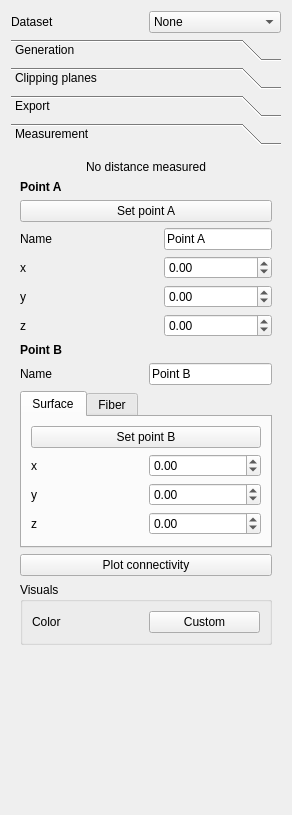
BackupTheBerlios/viste-tool-svn, file branches/smeesters/plugins/testing/smeesters/IsosurfaceVisualization/IsosurfaceVisualization.ui: the form before one commit.
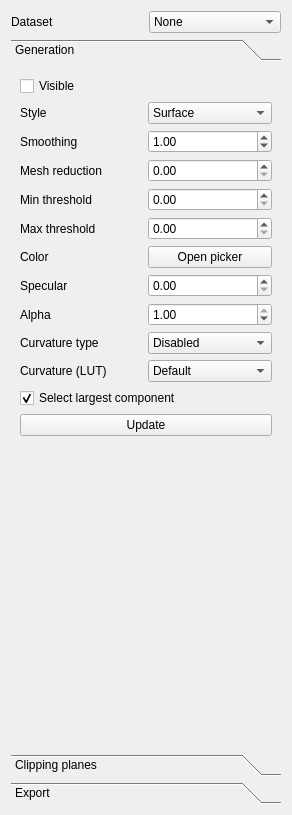
The form after the commit. The open tabs and pages were chosen to show the change.

```diff
--- a/branches/smeesters/plugins/testing/smeesters/IsosurfaceVisualization/IsosurfaceVisualization.ui
+++ b/branches/smeesters/plugins/testing/smeesters/IsosurfaceVisualization/IsosurfaceVisualization.ui
@@ -60,7 +60,7 @@
         <x>0</x>
         <y>0</y>
         <width>274</width>
-        <height>661</height>
+        <height>669</height>
        </rect>
       </property>
       <attribute name="label">
@@ -687,435 +687,6 @@
        </item>
       </layout>
      </widget>
-     <widget class="QWidget" name="page_4">
-      <property name="geometry">
-       <rect>
-        <x>0</x>
-        <y>0</y>
-        <width>274</width>
-        <height>661</height>
-       </rect>
-      </property>
-      <attribute name="label">
-       <string>Measurement</string>
-      </attribute>
-      <layout class="QVBoxLayout" name="verticalLayout_4">
-       <item>
-        <widget class="QLabel" name="measuredDistanceLabel">
-         <property name="text">
-          <string>No distance measured</string>
-         </property>
-         <property name="alignment">
-          <set>Qt::AlignCenter</set>
-         </property>
-        </widget>
-       </item>
-       <item>
-        <widget class="QLabel" name="label_25">
-         <property name="font">
-          <font>
-           <weight>75</weight>
-           <bold>true</bold>
-          </font>
-         </property>
-         <property name="text">
-          <string>Point A</string>
-         </property>
-        </widget>
-       </item>
-       <item>
-        <widget class="QPushButton" name="buttonSetPointA">
-         <property name="text">
-          <string>Set point A</string>
-         </property>
-        </widget>
-       </item>
-       <item>
-        <layout class="QGridLayout" name="gridLayout_8">
-         <item row="0" column="0" colspan="3">
-          <widget class="QLabel" name="label_20">
-           <property name="text">
-            <string>Name</string>
-           </property>
-          </widget>
-         </item>
-         <item row="0" column="3">
-          <widget class="QLineEdit" name="lineEditNamePointA">
-           <property name="sizePolicy">
-            <sizepolicy hsizetype="Minimum" vsizetype="Fixed">
-             <horstretch>0</horstretch>
-             <verstretch>0</verstretch>
-            </sizepolicy>
-           </property>
-           <property name="text">
-            <string>Point A</string>
-           </property>
-          </widget>
-         </item>
-         <item row="1" column="0" colspan="3">
-          <widget class="QLabel" name="label_14">
-           <property name="text">
-            <string>x</string>
-           </property>
-          </widget>
-         </item>
-         <item row="1" column="3">
-          <widget class="QDoubleSpinBox" name="inputXPointA">
-           <property name="sizePolicy">
-            <sizepolicy hsizetype="Minimum" vsizetype="Fixed">
-             <horstretch>0</horstretch>
-             <verstretch>0</verstretch>
-            </sizepolicy>
-           </property>
-           <property name="decimals">
-            <number>2</number>
-           </property>
-           <property name="minimum">
-            <double>-999.000000000000000</double>
-           </property>
-           <property name="maximum">
-            <double>999.000000000000000</double>
-           </property>
-           <property name="singleStep">
-            <double>0.100000000000000</double>
-           </property>
-          </widget>
-         </item>
-         <item row="2" column="0" colspan="3">
-          <widget class="QLabel" name="label_15">
-           <property name="text">
-            <string>y</string>
-           </property>
-          </widget>
-         </item>
-         <item row="2" column="3">
-          <widget class="QDoubleSpinBox" name="inputYPointA">
-           <property name="decimals">
-            <number>2</number>
-           </property>
-           <property name="minimum">
-            <double>-999.000000000000000</double>
-           </property>
-           <property name="maximum">
-            <double>999.000000000000000</double>
-           </property>
-           <property name="singleStep">
-            <double>0.100000000000000</double>
-           </property>
-          </widget>
-         </item>
-         <item row="3" column="0" colspan="3">
-          <widget class="QLabel" name="label_16">
-           <property name="text">
-            <string>z</string>
-           </property>
-          </widget>
-         </item>
-         <item row="3" column="3">
-          <widget class="QDoubleSpinBox" name="inputZPointA">
-           <property name="decimals">
-            <number>2</number>
-           </property>
-           <property name="minimum">
-            <double>-999.000000000000000</double>
-           </property>
-           <property name="maximum">
-            <double>999.000000000000000</double>
-           </property>
-           <property name="singleStep">
-            <double>0.100000000000000</double>
-           </property>
-          </widget>
-         </item>
-        </layout>
-       </item>
-       <item>
-        <widget class="QLabel" name="label_17">
-         <property name="font">
-          <font>
-           <weight>75</weight>
-           <bold>true</bold>
-          </font>
-         </property>
-         <property name="text">
-          <string>Point B</string>
-         </property>
-        </widget>
-       </item>
-       <item>
-        <layout class="QGridLayout" name="gridLayout_14">
-         <item row="0" column="0">
-          <widget class="QLabel" name="label_21">
-           <property name="text">
-            <string>Name</string>
-           </property>
-          </widget>
-         </item>
-         <item row="0" column="1">
-          <widget class="QLineEdit" name="lineEditNamePointB">
-           <property name="sizePolicy">
-            <sizepolicy hsizetype="Minimum" vsizetype="Fixed">
-             <horstretch>0</horstretch>
-             <verstretch>0</verstretch>
-            </sizepolicy>
-           </property>
-           <property name="text">
-            <string>Point B</string>
-           </property>
-          </widget>
-         </item>
-        </layout>
-       </item>
-       <item>
-        <widget class="QTabWidget" name="tabWidget_2">
-         <property name="currentIndex">
-          <number>1</number>
-         </property>
-         <widget class="QWidget" name="tab">
-          <attribute name="title">
-           <string>Surface</string>
-          </attribute>
-          <layout class="QGridLayout" name="gridLayout_3">
-           <item row="0" column="0" colspan="2">
-            <widget class="QPushButton" name="buttonSetPointB">
-             <property name="text">
-              <string>Set point B</string>
-             </property>
-            </widget>
-           </item>
-           <item row="1" column="0" colspan="2">
-            <layout class="QHBoxLayout" name="horizontalLayout_12">
-             <item>
-              <widget class="QLabel" name="label_22">
-               <property name="text">
-                <string>x</string>
-               </property>
-              </widget>
-             </item>
-             <item>
-              <widget class="QDoubleSpinBox" name="inputXPointB">
-               <property name="decimals">
-                <number>2</number>
-               </property>
-               <property name="minimum">
-                <double>-999.000000000000000</double>
-               </property>
-               <property name="maximum">
-                <double>999.000000000000000</double>
-               </property>
-               <property name="singleStep">
-                <double>0.100000000000000</double>
-               </property>
-              </widget>
-             </item>
-            </layout>
-           </item>
-           <item row="2" column="0" colspan="2">
-            <layout class="QHBoxLayout" name="horizontalLayout_13">
-             <item>
-              <widget class="QLabel" name="label_23">
-               <property name="text">
-                <string>y</string>
-               </property>
-              </widget>
-             </item>
-             <item>
-              <widget class="QDoubleSpinBox" name="inputYPointB">
-               <property name="decimals">
-                <number>2</number>
-               </property>
-               <property name="minimum">
-                <double>-999.000000000000000</double>
-               </property>
-               <property name="maximum">
-                <double>999.000000000000000</double>
-               </property>
-               <property name="singleStep">
-                <double>0.100000000000000</double>
-               </property>
-              </widget>
-             </item>
-            </layout>
-           </item>
-           <item row="3" column="0" colspan="2">
-            <layout class="QHBoxLayout" name="horizontalLayout_14">
-             <item>
-              <widget class="QLabel" name="label_24">
-               <property name="text">
-                <string>z</string>
-               </property>
-              </widget>
-             </item>
-             <item>
-              <widget class="QDoubleSpinBox" name="inputZPointB">
-               <property name="decimals">
-                <number>2</number>
-               </property>
-               <property name="minimum">
-                <double>-999.000000000000000</double>
-               </property>
-               <property name="maximum">
-                <double>999.000000000000000</double>
-               </property>
-               <property name="singleStep">
-                <double>0.100000000000000</double>
-               </property>
-              </widget>
-             </item>
-            </layout>
-           </item>
-           <item row="4" column="0">
-            <spacer name="verticalSpacer_6">
-             <property name="orientation">
-              <enum>Qt::Vertical</enum>
-             </property>
-             <property name="sizeHint" stdset="0">
-              <size>
-               <width>20</width>
-               <height>40</height>
-              </size>
-             </property>
-            </spacer>
-           </item>
-          </layout>
-         </widget>
-         <widget class="QWidget" name="tab_2">
-          <attribute name="title">
-           <string>Fiber</string>
-          </attribute>
-          <layout class="QGridLayout" name="gridLayout_7">
-           <item row="0" column="0">
-            <widget class="QLabel" name="label_18">
-             <property name="text">
-              <string>Fiber data</string>
-             </property>
-            </widget>
-           </item>
-           <item row="0" column="1" colspan="2">
-            <widget class="QComboBox" name="comboBoxFiberData">
-             <item>
-              <property name="text">
-               <string>None selected</string>
-              </property>
-             </item>
-            </widget>
-           </item>
-           <item row="1" column="0">
-            <widget class="QSpinBox" name="spinFiberChoice">
-             <property name="enabled">
-              <bool>false</bool>
-             </property>
-            </widget>
-           </item>
-           <item row="1" column="1" colspan="2">
-            <widget class="QSlider" name="sliderFiberChoice">
-             <property name="orientation">
-              <enum>Qt::Horizontal</enum>
-             </property>
-            </widget>
-           </item>
-           <item row="4" column="1">
-            <spacer name="verticalSpacer_5">
-             <property name="orientation">
-              <enum>Qt::Vertical</enum>
-             </property>
-             <property name="sizeHint" stdset="0">
-              <size>
-               <width>20</width>
-               <height>40</height>
-              </size>
-             </property>
-            </spacer>
-           </item>
-           <item row="2" column="0">
-            <widget class="QLabel" name="label_26">
-             <property name="text">
-              <string>Refinement</string>
-             </property>
-            </widget>
-           </item>
-           <item row="3" column="1">
-            <widget class="QSlider" name="sliderFiberRefinement">
-             <property name="enabled">
-              <bool>false</bool>
-             </property>
-             <property name="orientation">
-              <enum>Qt::Horizontal</enum>
-             </property>
-            </widget>
-           </item>
-           <item row="3" column="0">
-            <widget class="QDoubleSpinBox" name="spinFiberRefinement">
-             <property name="enabled">
-              <bool>false</bool>
-             </property>
-             <property name="singleStep">
-              <double>0.100000000000000</double>
-             </property>
-            </widget>
-           </item>
-          </layout>
-         </widget>
-        </widget>
-       </item>
-       <item>
-        <widget class="QPushButton" name="pushButton">
-         <property name="text">
-          <string>Plot connectivity</string>
-         </property>
-        </widget>
-       </item>
-       <item>
-        <widget class="QGroupBox" name="groupBox_3">
-         <property name="enabled">
-          <bool>true</bool>
-         </property>
-         <property name="sizePolicy">
-          <sizepolicy hsizetype="Preferred" vsizetype="Preferred">
-           <horstretch>0</horstretch>
-           <verstretch>0</verstretch>
-          </sizepolicy>
-         </property>
-         <property name="title">
-          <string>Visuals</string>
-         </property>
-         <layout class="QVBoxLayout" name="verticalLayout_6">
-          <item>
-           <layout class="QHBoxLayout" name="horizontalLayout_16">
-            <item>
-             <widget class="QLabel" name="label_19">
-              <property name="text">
-               <string>Color</string>
-              </property>
-             </widget>
-            </item>
-            <item>
-             <widget class="QPushButton" name="buttonSetLineColor">
-              <property name="text">
-               <string>Custom</string>
-              </property>
-             </widget>
-            </item>
-           </layout>
-          </item>
-         </layout>
-        </widget>
-       </item>
-       <item>
-        <spacer name="verticalSpacer_4">
-         <property name="orientation">
-          <enum>Qt::Vertical</enum>
-         </property>
-         <property name="sizeHint" stdset="0">
-          <size>
-           <width>225</width>
-           <height>215</height>
-          </size>
-         </property>
-        </spacer>
-       </item>
-      </layout>
-     </widget>
     </widget>
    </item>
   </layout>
```
Left out of the diff: 8 changed lines with no effect on the pictures.
